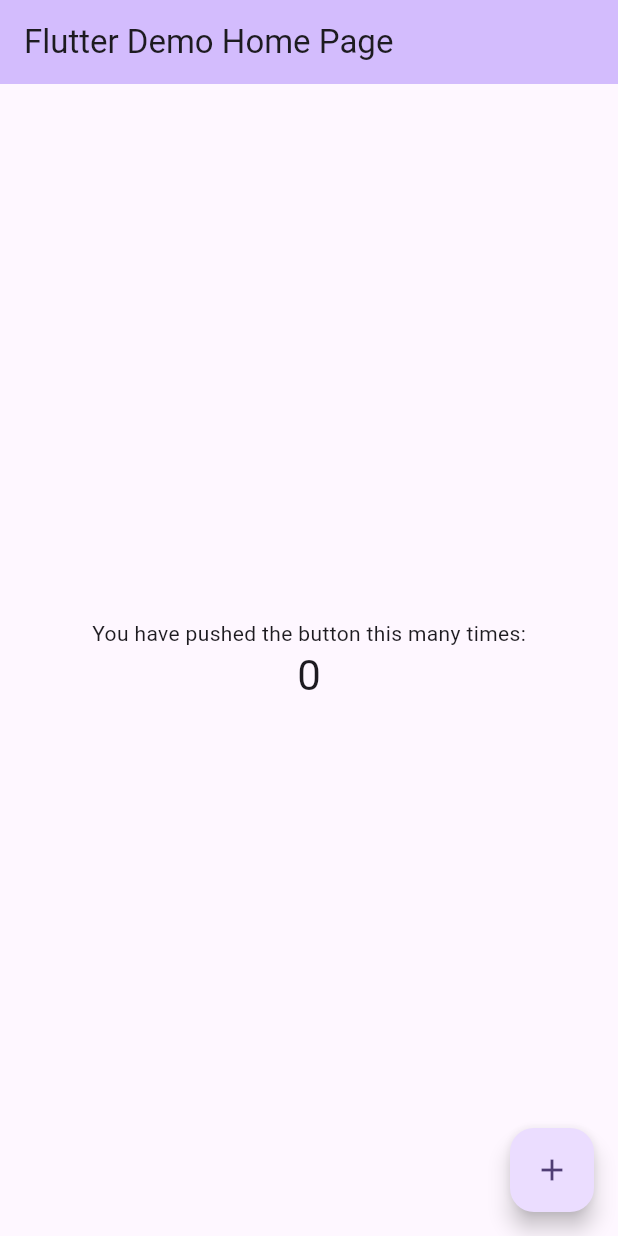
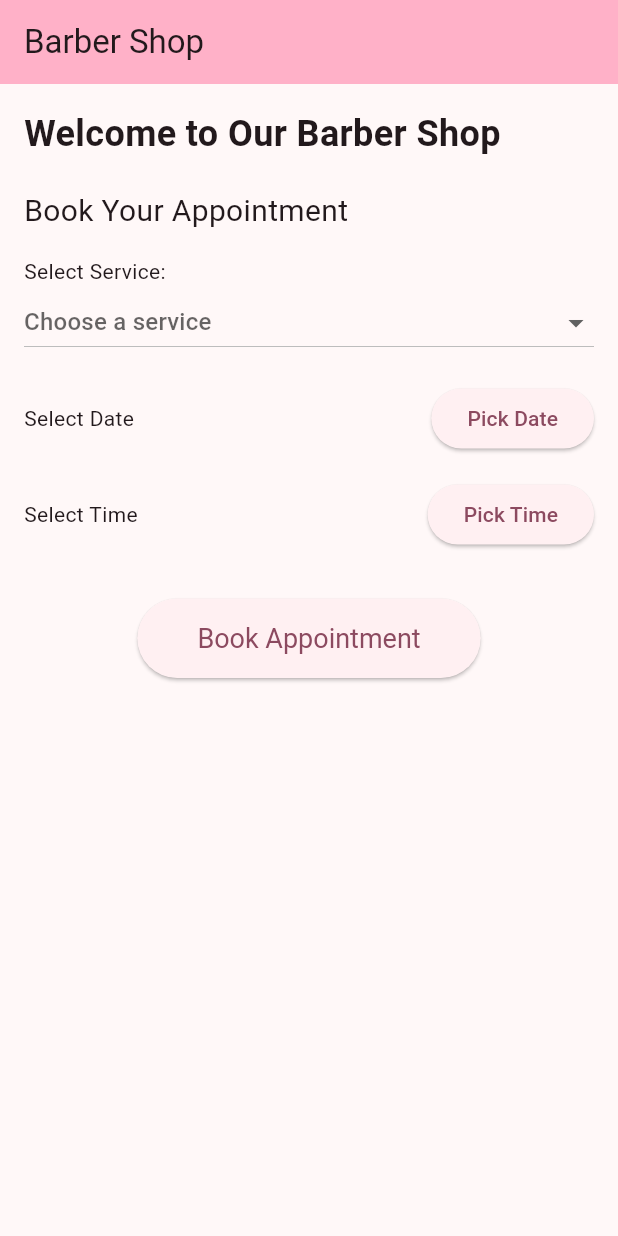
Before and after one commit to could-ai/019a2119-8a31-7f71-b3a9-069ddf990ff5, a Flutter app: the screen it shows after launch, on a phone screen of 412 x 824 dp. Run offline on Flutter 3.47's test engine with Material 3 defaults, Android fonts, the phone set to English and light mode, and no system bars.

Commit message:
Updated the project name to 'barber_app' and description to reflect a barber shop management app. Added the 'intl' package dependency for date formatting which will be useful for appointment booking features. This sets up the foundation for a barber app with proper naming and necessary dependencies.; Completely replaced the template counter app with a barber shop app featuring appointment booking functionality. Added a welcome message, service selection dropdown, date and time pickers, and a book appointment button with validation. Implemented state management for selections and snackbar feedback for booking confirmation or errors. Used Material Design components for a professional look, and incorporated date formatting with the intl package. This creates a functional barber app UI that allows users to select services and book appointments.; Updated the web index.html to reflect the barber shop theme, changing the title from 'couldai_user_app' to 'Barber Shop' and updating the meta description to describe the barber app functionality. This improves the web app's presentation when accessed via browser.

```diff
--- a/usr/lib/main.dart
+++ b/usr/lib/main.dart
@@ -1,120 +1,185 @@
 import 'package:flutter/material.dart';
+import 'package:intl/intl.dart'; // For date formatting
 
 void main() {
-  runApp(const MyApp());
+  runApp(const BarberApp());
 }
 
-class MyApp extends StatelessWidget {
-  const MyApp({super.key});
+class BarberApp extends StatelessWidget {
+  const BarberApp({super.key});
 
-  // This widget is the root of your application.
   @override
   Widget build(BuildContext context) {
     return MaterialApp(
-      title: 'Flutter Demo',
+      title: 'Barber Shop',
       debugShowCheckedModeBanner: false,
       theme: ThemeData(
-        // This is the theme of your application.
-        //
-        // TRY THIS: Try running your application with "flutter run". You'll see
-        // the application has a purple toolbar. Then, without quitting the app,
-        // try changing the seedColor in the colorScheme below to Colors.green
-        // and then invoke "hot reload" (save your changes or press the "hot
-        // reload" button in a Flutter-supported IDE, or press "r" if you used
-        // the command line to start the app).
-        //
-        // Notice that the counter didn't reset back to zero; the application
-        // state is not lost during the reload. To reset the state, use hot
-        // restart instead.
-        //
-        // This works for code too, not just values: Most code changes can be
-        // tested with just a hot reload.
-        colorScheme: ColorScheme.fromSeed(seedColor: Colors.deepPurple),
+        colorScheme: ColorScheme.fromSeed(seedColor: Colors.black),
+        useMaterial3: true,
       ),
-      home: const MyHomePage(title: 'Flutter Demo Home Page'),
+      home: const BarberHomePage(),
     );
   }
 }
 
-class MyHomePage extends StatefulWidget {
-  const MyHomePage({super.key, required this.title});
-
-  // This widget is the home page of your application. It is stateful, meaning
-  // that it has a State object (defined below) that contains fields that affect
-  // how it looks.
-
-  // This class is the configuration for the state. It holds the values (in this
-  // case the title) provided by the parent (in this case the App widget) and
-  // used by the build method of the State. Fields in a Widget subclass are
-  // always marked "final".
-
-  final String title;
+class BarberHomePage extends StatefulWidget {
+  const BarberHomePage({super.key});
 
   @override
-  State<MyHomePage> createState() => _MyHomePageState();
+  State<BarberHomePage> createState() => _BarberHomePageState();
 }
 
-class _MyHomePageState extends State<MyHomePage> {
-  int _counter = 0;
+class _BarberHomePageState extends State<BarberHomePage> {
+  final List<String> services = [
+    'Haircut',
+    'Shave',
+    'Beard Trim',
+    'Hair Wash',
+    'Styling',
+  ];
 
-  void _incrementCounter() {
-    setState(() {
-      // This call to setState tells the Flutter framework that something has
-      // changed in this State, which causes it to rerun the build method below
-      // so that the display can reflect the updated values. If we changed
-      // _counter without calling setState(), then the build method would not be
-      // called again, and so nothing would appear to happen.
-      _counter++;
-    });
+  DateTime? selectedDate;
+  TimeOfDay? selectedTime;
+  String? selectedService;
+
+  Future<void> _selectDate(BuildContext context) async {
+    final DateTime? picked = await showDatePicker(
+      context: context,
+      initialDate: DateTime.now(),
+      firstDate: DateTime.now(),
+      lastDate: DateTime.now().add(const Duration(days: 30)),
+    );
+    if (picked != null && picked != selectedDate) {
+      setState(() {
+        selectedDate = picked;
+      });
+    }
+  }
+
+  Future<void> _selectTime(BuildContext context) async {
+    final TimeOfDay? picked = await showTimePicker(
+      context: context,
+      initialTime: TimeOfDay.now(),
+    );
+    if (picked != null && picked != selectedTime) {
+      setState(() {
+        selectedTime = picked;
+      });
+    }
+  }
+
+  void _bookAppointment() {
+    if (selectedDate != null && selectedTime != null && selectedService != null) {
+      ScaffoldMessenger.of(context).showSnackBar(
+        SnackBar(
+          content: Text(
+            'Appointment booked for ${DateFormat('yyyy-MM-dd').format(selectedDate!)} at ${selectedTime!.format(context)} for $selectedService',
+          ),
+        ),
+      );
+      // Reset selections
+      setState(() {
+        selectedDate = null;
+        selectedTime = null;
+        selectedService = null;
+      });
+    } else {
+      ScaffoldMessenger.of(context).showSnackBar(
+        const SnackBar(
+          content: Text('Please select date, time, and service'),
+        ),
+      );
+    }
   }
 
   @override
   Widget build(BuildContext context) {
-    // This method is rerun every time setState is called, for instance as done
-    // by the _incrementCounter method above.
-    //
-    // The Flutter framework has been optimized to make rerunning build methods
-    // fast, so that you can just rebuild anything that needs updating rather
-    // than having to individually change instances of widgets.
     return Scaffold(
       appBar: AppBar(
-        // TRY THIS: Try changing the color here to a specific color (to
-        // Colors.amber, perhaps?) and trigger a hot reload to see the AppBar
-        // change color while the other colors stay the same.
+        title: const Text('Barber Shop'),
         backgroundColor: Theme.of(context).colorScheme.inversePrimary,
-        // Here we take the value from the MyHomePage object that was created by
-        // the App.build method, and use it to set our appbar title.
-        title: Text(widget.title),
       ),
-      body: Center(
-        // Center is a layout widget. It takes a single child and positions it
-        // in the middle of the parent.
+      body: Padding(
+        padding: const EdgeInsets.all(16.0),
         child: Column(
-          // Column is also a layout widget. It takes a list of children and
-          // arranges them vertically. By default, it sizes itself to fit its
-          // children horizontally, and tries to be as tall as its parent.
-          //
-          // Column has various properties to control how it sizes itself and
-          // how it positions its children. Here we use mainAxisAlignment to
-          // center the children vertically; the main axis here is the vertical
-          // axis because Columns are vertical (the cross axis would be
-          // horizontal).
-          //
-          // TRY THIS: Invoke "debug painting" (choose the "Toggle Debug Paint"
-          // action in the IDE, or press "p" in the console), to see the
-          // wireframe for each widget.
-          mainAxisAlignment: MainAxisAlignment.center,
-          children: <Widget>[
-            const Text('You have pushed the button this many times:'),
-            Text('$_counter', style: Theme.of(context).textTheme.headlineMedium),
+          crossAxisAlignment: CrossAxisAlignment.start,
+          children: [
+            const Text(
+              'Welcome to Our Barber Shop',
+              style: TextStyle(fontSize: 24, fontWeight: FontWeight.bold),
+            ),
+            const SizedBox(height: 20),
+            const Text(
+              'Book Your Appointment',
+              style: TextStyle(fontSize: 20),
+            ),
+            const SizedBox(height: 16),
+            // Service Selection
+            const Text('Select Service:'),
+            DropdownButton<String>(
+              value: selectedService,
+              hint: const Text('Choose a service'),
+              isExpanded: true,
+              items: services.map((String service) {
+                return DropdownMenuItem<String>(
+                  value: service,
+                  child: Text(service),
+                );
+              }).toList(),
+              onChanged: (String? newValue) {
+                setState(() {
+                  selectedService = newValue;
+                });
+              },
+            ),
+            const SizedBox(height: 16),
+            // Date Selection
+            Row(
+              children: [
+                Expanded(
+                  child: Text(
+                    selectedDate == null
+                        ? 'Select Date'
+                        : DateFormat('yyyy-MM-dd').format(selectedDate!),
+                  ),
+                ),
+                ElevatedButton(
+                  onPressed: () => _selectDate(context),
+                  child: const Text('Pick Date'),
+                ),
+              ],
+            ),
+            const SizedBox(height: 16),
+            // Time Selection
+            Row(
+              children: [
+                Expanded(
+                  child: Text(
+                    selectedTime == null
+                        ? 'Select Time'
+                        : selectedTime!.format(context),
+                  ),
+                ),
+                ElevatedButton(
+                  onPressed: () => _selectTime(context),
+                  child: const Text('Pick Time'),
+                ),
+              ],
+            ),
+            const SizedBox(height: 32),
+            Center(
+              child: ElevatedButton(
+                onPressed: _bookAppointment,
+                style: ElevatedButton.styleFrom(
+                  padding: const EdgeInsets.symmetric(horizontal: 40, vertical: 16),
+                  textStyle: const TextStyle(fontSize: 18),
+                ),
+                child: const Text('Book Appointment'),
+              ),
+            ),
           ],
         ),
       ),
-      floatingActionButton: FloatingActionButton(
-        onPressed: _incrementCounter,
-        tooltip: 'Increment',
-        child: const Icon(Icons.add),
-      ), // This trailing comma makes auto-formatting nicer for build methods.
     );
   }
 }
```
Also changed, not shown: usr/pubspec.yaml (+5 -2 lines), 1 other file.
